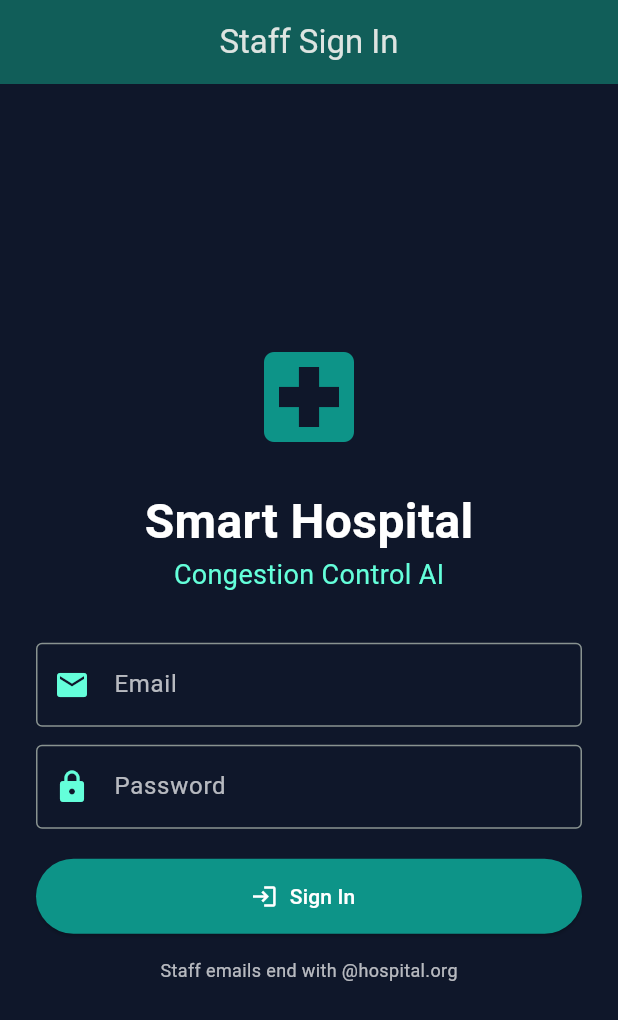
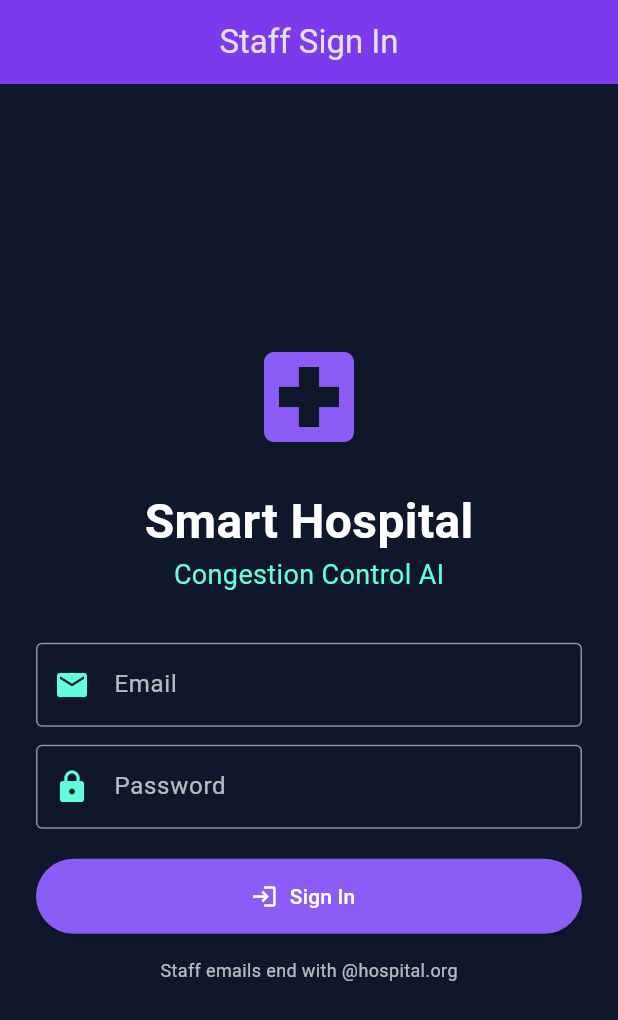
Before and after one commit to Marcelofury/Smart-Hospital-Congestion-Control-AI, a Flutter app: the screen it shows after launch, on a phone screen of 412 x 824 dp. Shown: the top 1020 px of the screen. Run offline on Flutter 3.47's test engine with Material 3 defaults, Android fonts, the phone set to English and light mode, and no system bars; our stand-ins replace cloud_firestore, firebase_auth, firebase_core; accounts and stored records are empty.

Commit message:
Update UI color scheme to light purple

```diff
--- a/flutter_app/lib/main.dart
+++ b/flutter_app/lib/main.dart
@@ -30,7 +30,7 @@ class SmartHospitalCongestionApp extends StatelessWidget {
       theme: ThemeData(
         useMaterial3: true,
         colorScheme: ColorScheme.fromSeed(
-          seedColor: const Color(0xFF0D9488),
+          seedColor: const Color(0xFF8B5CF6),
           brightness: Brightness.dark,
           surface: const Color(0xFF0F172A),
         ),
--- a/flutter_app/lib/screens/auth_screen.dart
+++ b/flutter_app/lib/screens/auth_screen.dart
@@ -48,7 +48,7 @@ class _AuthScreenState extends State<AuthScreen> {
       backgroundColor: const Color(0xFF0F172A),
       appBar: AppBar(
         title: const Text('Staff Sign In'),
-        backgroundColor: const Color(0xFF115E59),
+        backgroundColor: const Color(0xFF7C3AED),
         centerTitle: true,
       ),
       body: Center(
@@ -57,7 +57,7 @@ class _AuthScreenState extends State<AuthScreen> {
           child: Column(
             mainAxisAlignment: MainAxisAlignment.center,
             children: [
-              const Icon(Icons.local_hospital, size: 80, color: Color(0xFF0D9488)),
+              const Icon(Icons.local_hospital, size: 80, color: Color(0xFF8B5CF6)),
               const SizedBox(height: 20),
               const Text('Smart Hospital',
                   style: TextStyle(fontSize: 32, fontWeight: FontWeight.bold, color: Colors.white)),
@@ -110,7 +110,7 @@ class _AuthScreenState extends State<AuthScreen> {
                       : const Icon(Icons.login),
                   label: Text(_isLoading ? 'Signing in...' : 'Sign In'),
                   style: ElevatedButton.styleFrom(
-                    backgroundColor: const Color(0xFF0D9488),
+                    backgroundColor: const Color(0xFF8B5CF6),
                     foregroundColor: Colors.white,
                   ),
                 ),
--- a/flutter_app/lib/screens/capacity_screen.dart
+++ b/flutter_app/lib/screens/capacity_screen.dart
@@ -108,7 +108,7 @@ class _CapacityScreenState extends State<CapacityScreen> {
                   onPressed: _update,
                   icon: const Icon(Icons.save),
                   label: const Text('Save Changes'),
-                  style: ElevatedButton.styleFrom(backgroundColor: const Color(0xFF0D9488)),
+                  style: ElevatedButton.styleFrom(backgroundColor: const Color(0xFF8B5CF6)),
                 ),
               ),
             ],
--- a/flutter_app/lib/screens/patient_check_in.dart
+++ b/flutter_app/lib/screens/patient_check_in.dart
@@ -124,7 +124,7 @@ class _PatientCheckInScreenState extends State<PatientCheckInScreen> {
             icon: _isLoading ? const CircularProgressIndicator() : const Icon(Icons.local_hospital),
             label: Text(_isLoading ? 'AI Analyzing Bottlenecks...' : 'Submit & Receive Queue Token'),
             style: ElevatedButton.styleFrom(
-              backgroundColor: const Color(0xFF0D9488),
+              backgroundColor: const Color(0xFF8B5CF6),
               foregroundColor: Colors.white,
               padding: const EdgeInsets.symmetric(vertical: 16),
             ),
@@ -183,9 +183,9 @@ class DigitalQueuePassScreen extends StatelessWidget {
             ),
             const SizedBox(height: 16),
             Card(
-              color: const Color(0xFF0F291E),
+              color: const Color(0xFF1E1B2E),
               child: ListTile(
-                leading: const Icon(Icons.sms, color: Colors.greenAccent),
+                leading: const Icon(Icons.sms, color: Color(0xFFC084FC)),
                 title: const Text('SMS Update Dispatched',
                     style: TextStyle(fontSize: 12, fontWeight: FontWeight.bold)),
                 subtitle: Text(patient.queueTokenMessage, style: const TextStyle(fontSize: 11)),
--- a/flutter_app/lib/screens/staff_dashboard.dart
+++ b/flutter_app/lib/screens/staff_dashboard.dart
@@ -48,7 +48,7 @@ class _StaffDashboardScreenState extends State<StaffDashboardScreen> {
           backgroundColor: const Color(0xFF0F172A),
           appBar: AppBar(
             title: const Text('Staff Command Center'),
-            backgroundColor: const Color(0xFF115E59),
+            backgroundColor: const Color(0xFF7C3AED),
             centerTitle: true,
             actions: [
               Padding(
```
Also changed, not shown: flutter_app/lib/models/user_model.dart (line endings or trailing spaces), flutter_app/lib/services/api_service.dart (line endings or trailing spaces), flutter_app/lib/services/capacity_service.dart (line endings or trailing spaces), flutter_app/lib/services/flutterfire_auth_service.dart (line endings or trailing spaces).
